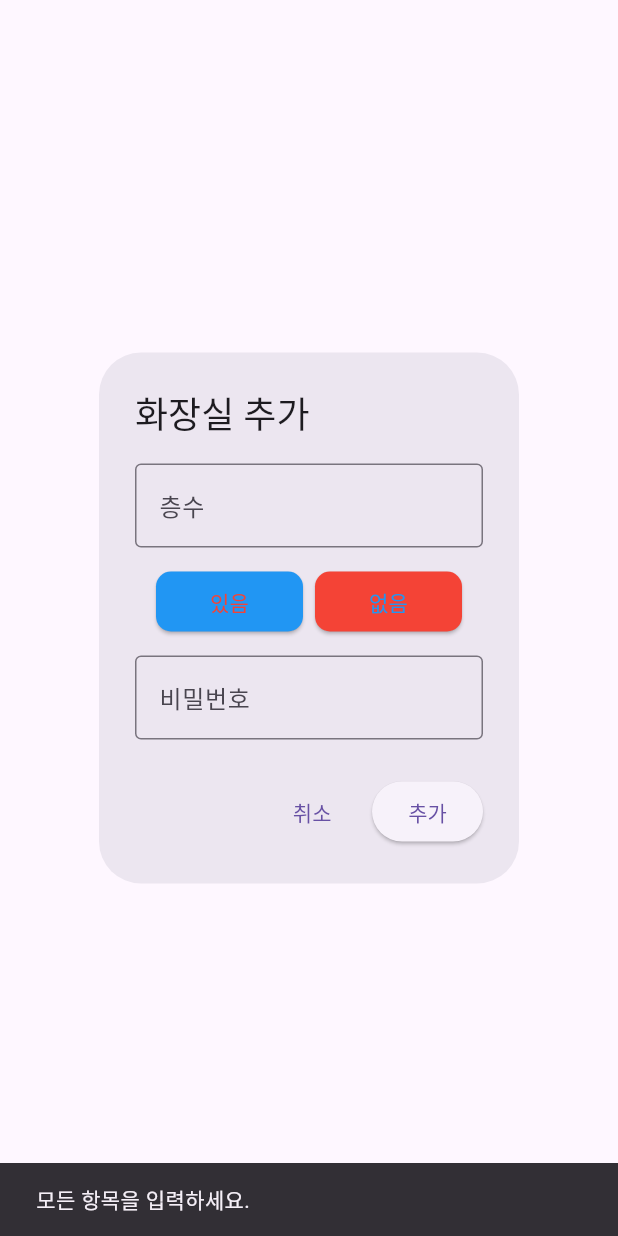
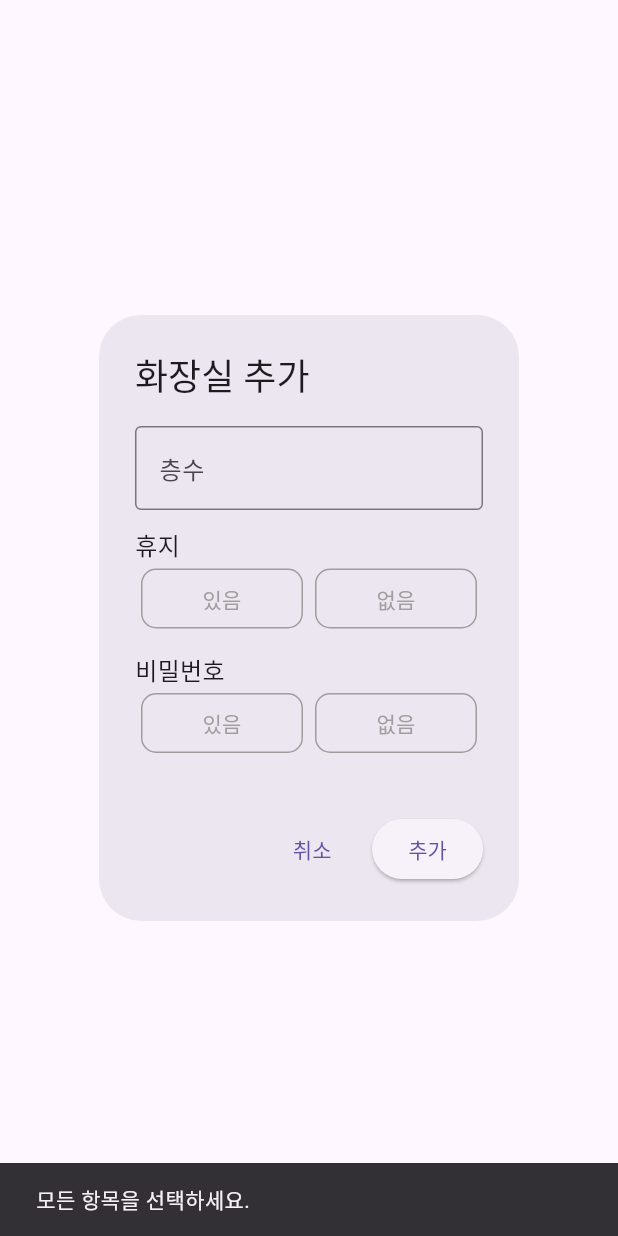
Before and after one commit to cho1taeho/gupae, a Flutter app: the AddToiletDialog widget shown alone on an empty page, opened directly with empty values, after a tap on "추가", on a phone screen of 412 x 824 dp. Run offline on Flutter 3.47's test engine with Material 3 defaults, Android fonts, the phone set to English and light mode, and no system bars; our stand-ins replace firebase_auth, firebase_core, flutter_dotenv, freezed_annotation, geolocator, get_it and 2 more; missing offline and left inert: firebase_ui_auth, google_maps_flutter_platform_interface, maps_toolkit; accounts and stored records are empty; generated files the repository leaves out were written again; statements that could not run were skipped.

Commit message:
toilet dialog 수정

```diff
--- a/lib/presentation/components/add_toilet_dialg_state.dart
+++ b/lib/presentation/components/add_toilet_dialg_state.dart
@@ -14,13 +14,15 @@ class AddToiletDialog extends StatefulWidget {
 class _AddToiletDialogState extends State<AddToiletDialog> {
   final TextEditingController _floorController = TextEditingController();
   final TextEditingController _passwordController = TextEditingController();
-  int _toiletPaperIndex = 0;
+  int _toiletPaperIndex = -1;
+  int _passwordIndex = -1;
 
   @override
   Widget build(BuildContext context) {
     return AlertDialog(
       title: const Text('화장실 추가'),
-      content: Column(
+      content: SingleChildScrollView(
+        child: Column(
           mainAxisSize: MainAxisSize.min,
           children: [
             TextField(
@@ -31,6 +33,10 @@ class _AddToiletDialogState extends State<AddToiletDialog> {
               ),
             ),
             const SizedBox(height: 12),
+            const Align(
+              alignment: Alignment.centerLeft,
+              child: Text('휴지', style: TextStyle(fontSize: 16)),
+            ),
             TabsWidget(
               labels: ['있음', '없음'],
               selectedindex: _toiletPaperIndex,
@@ -41,15 +47,31 @@ class _AddToiletDialogState extends State<AddToiletDialog> {
               },
             ),
             const SizedBox(height: 12),
+            const Align(
+              alignment: Alignment.centerLeft,
+              child: Text('비밀번호', style: TextStyle(fontSize: 16)),
+            ),
+            TabsWidget(
+              labels: ['있음', '없음'],
+              selectedindex: _passwordIndex,
+              onValueChange: (index) {
+                setState(() {
+                  _passwordIndex = index;
+                });
+              },
+            ),
+            const SizedBox(height: 12),
+            if (_passwordIndex == 0)
               TextField(
                 controller: _passwordController,
-            obscureText: true,
+                keyboardType: TextInputType.number,
                 decoration: const InputDecoration(
-              labelText: '비밀번호',
+                  labelText: '비밀번호 입력',
                   border: OutlineInputBorder(),
                 ),
               ),
           ],
+        ),
       ),
       actions: [
         TextButton(
@@ -58,14 +80,13 @@ class _AddToiletDialogState extends State<AddToiletDialog> {
         ),
         ElevatedButton(
           onPressed: () {
-            // 여기서 제출 처리
             final floor = _floorController.text.trim();
             final hasPaper = _toiletPaperIndex == 0;
-            final password = _passwordController.text.trim();
+            final password = _passwordIndex == 0 ? _passwordController.text.trim() : '';
 
-            if (floor.isEmpty || password.isEmpty) {
+            if (floor.isEmpty || _toiletPaperIndex == -1 || _passwordIndex == -1 || (_passwordIndex == 0 && password.isEmpty)) {
               ScaffoldMessenger.of(context).showSnackBar(
-                const SnackBar(content: Text('모든 항목을 입력하세요.')),
+                const SnackBar(content: Text('모든 항목을 선택하세요.')),
               );
               return;
             }
--- a/lib/presentation/components/tabs.dart
+++ b/lib/presentation/components/tabs.dart
@@ -1,49 +1,46 @@
-
 import 'package:flutter/material.dart';
-
-
 
 class TabsWidget extends StatelessWidget {
   final List<String> labels;
   final int selectedindex;
   final Function(int) onValueChange;
 
-  const TabsWidget({super.key, required this.labels, required this.selectedindex, required this.onValueChange});
+  const TabsWidget({
+    super.key,
+    required this.labels,
+    required this.selectedindex,
+    required this.onValueChange,
+  });
 
   @override
   Widget build(BuildContext context) {
     return Center(
-      child: Column(
-        mainAxisAlignment: MainAxisAlignment.center,
-        children: [
-          Padding(
-            padding: const EdgeInsets.symmetric(horizontal: 10),
       child: Row(
         children: [
-                for (int i = 0; i < (labels ?? []).length; i++)
+          for (int i = 0; i < labels.length; i++)
             Expanded(
               child: Padding(
                 padding: const EdgeInsets.symmetric(horizontal: 4),
-                      child: ElevatedButton(
+                child: OutlinedButton(
                   onPressed: () {
                     onValueChange(i);
                   },
-                        child: Text(labels[i]),
-                        style: ElevatedButton.styleFrom(
-                          backgroundColor: i == selectedindex ? Colors.blue : Colors.red,
-                          foregroundColor: i == selectedindex ? Colors.red : Colors.blue,
+                  style: OutlinedButton.styleFrom(
+                    backgroundColor: i == selectedindex ? Colors.blue : Colors.transparent,
+                    side: BorderSide(
+                      color: i == selectedindex ? Colors.blue : Colors.grey,
+                    ),
+                    foregroundColor: i == selectedindex ? Colors.white : Colors.grey,
                     shape: RoundedRectangleBorder(
                       borderRadius: BorderRadius.circular(10),
                     ),
                   ),
+                  child: Text(labels[i]),
                 ),
               ),
             ),
         ],
       ),
-          )
-        ],
-      ),
     );
   }
 }
--- a/lib/presentation/google_map_screen/google_map_screen.dart
+++ b/lib/presentation/google_map_screen/google_map_screen.dart
@@ -48,7 +48,6 @@ class GoogleMapScreen extends StatelessWidget {
                   print('⚠️ 현재 중심 위치 없음');
                   return;
                 }
-
                 final result = await showDialog<Map<String, dynamic>>(
                   context: context,
                   builder: (context) => AddToiletDialog(selectedLocation: selectedLocation),
@@ -83,7 +82,7 @@ class GoogleMapScreen extends StatelessWidget {
             ),
           if (state.noResult)
             Positioned(
-              bottom: 100, // 기존 top: 20 → bottom으로 이동
+              bottom: 100,
               left: 20,
               right: 20,
               child: Container(
@@ -94,7 +93,7 @@ class GoogleMapScreen extends StatelessWidget {
                 ),
                 child: const Text(
                   '화장실 정보가 없습니다',
-                  style: TextStyle(color: Colors.white, fontSize: 14), // 폰트 줄임
+                  style: TextStyle(color: Colors.white, fontSize: 14),
                   textAlign: TextAlign.center,
                 ),
               ),
```
Lines whose indentation alone changed are shown as unchanged.
